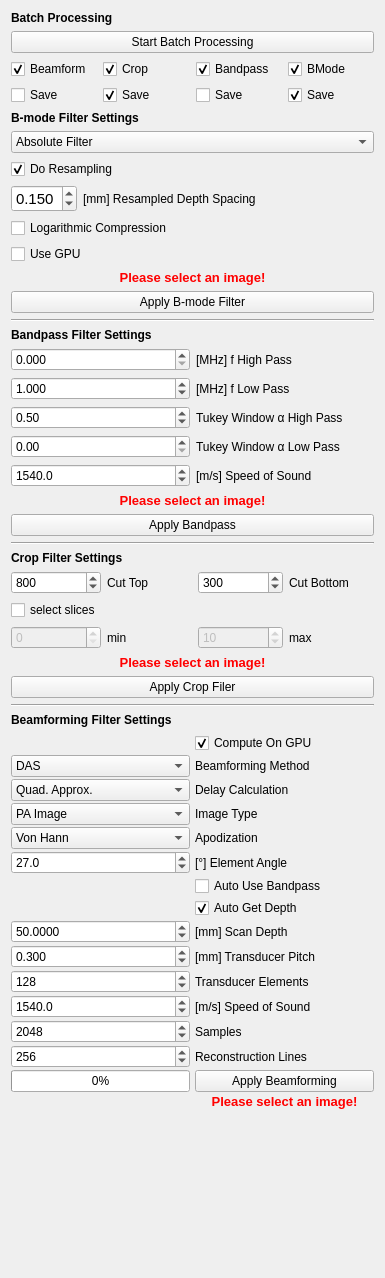
Before: the Qt Designer form Plugins/org.mitk.gui.qt.photoacoustics.imageprocessing/src/internal/PAImageProcessingControls.ui in MITK/MITK, drawn with Qt 5.
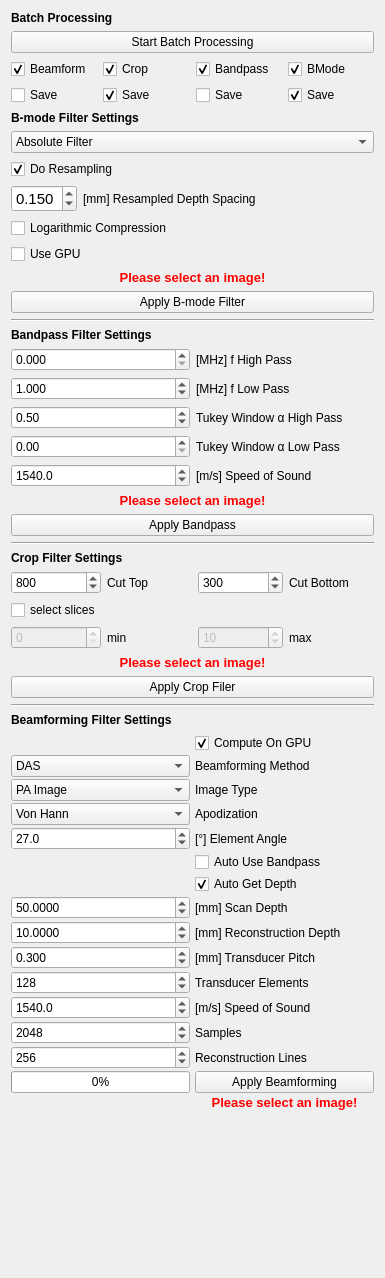
After: the same form once the commit is applied.

Commit message: added a new option to beamform only a part of the image removed the option to choose between the different delay types

```diff
--- a/Plugins/org.mitk.gui.qt.photoacoustics.imageprocessing/src/internal/PAImageProcessingControls.ui
+++ b/Plugins/org.mitk.gui.qt.photoacoustics.imageprocessing/src/internal/PAImageProcessingControls.ui
@@ -567,14 +567,32 @@
        <property name="verticalSpacing">
         <number>2</number>
        </property>
-       <item row="3" column="1">
-        <widget class="QLabel" name="label_8">
-         <property name="text">
-          <string>Delay Calculation</string>
+       <item row="21" column="0">
+        <widget class="QDoubleSpinBox" name="SpeedOfSound">
+         <property name="sizePolicy">
+          <sizepolicy hsizetype="Preferred" vsizetype="Fixed">
+           <horstretch>0</horstretch>
+           <verstretch>0</verstretch>
+          </sizepolicy>
+         </property>
+         <property name="decimals">
+          <number>1</number>
+         </property>
+         <property name="minimum">
+          <double>200.000000000000000</double>
+         </property>
+         <property name="maximum">
+          <double>3000.000000000000000</double>
+         </property>
+         <property name="singleStep">
+          <double>5.000000000000000</double>
+         </property>
+         <property name="value">
+          <double>1540.000000000000000</double>
          </property>
         </widget>
        </item>
-       <item row="17" column="1">
+       <item row="16" column="1">
         <widget class="QCheckBox" name="UseImageSpacing">
          <property name="text">
           <string>Auto Get Depth</string>
@@ -584,14 +602,14 @@
          </property>
         </widget>
        </item>
-       <item row="26" column="1">
+       <item row="25" column="1">
         <widget class="QPushButton" name="buttonApplyBeamforming">
          <property name="text">
           <string>Apply Beamforming</string>
          </property>
         </widget>
        </item>
-       <item row="17" column="0">
+       <item row="16" column="0">
         <widget class="QLabel" name="label_14">
          <property name="text">
           <string/>
@@ -605,14 +623,14 @@
          </property>
         </widget>
        </item>
-       <item row="18" column="1">
+       <item row="17" column="1">
         <widget class="QLabel" name="label">
          <property name="text">
           <string>[mm] Scan Depth</string>
          </property>
         </widget>
        </item>
-       <item row="20" column="0">
+       <item row="19" column="0">
         <widget class="QDoubleSpinBox" name="Pitch">
          <property name="sizePolicy">
           <sizepolicy hsizetype="Preferred" vsizetype="Fixed">
@@ -637,14 +655,14 @@
          </property>
         </widget>
        </item>
-       <item row="21" column="1">
+       <item row="20" column="1">
         <widget class="QLabel" name="label_5">
          <property name="text">
           <string>Transducer Elements</string>
          </property>
         </widget>
        </item>
-       <item row="18" column="0">
+       <item row="17" column="0">
         <widget class="QDoubleSpinBox" name="ScanDepth">
          <property name="sizePolicy">
           <sizepolicy hsizetype="Preferred" vsizetype="Fixed">
@@ -666,14 +684,14 @@
          </property>
         </widget>
        </item>
-       <item row="20" column="1">
+       <item row="19" column="1">
         <widget class="QLabel" name="label_3">
          <property name="text">
           <string>[mm] Transducer Pitch</string>
          </property>
         </widget>
        </item>
-       <item row="21" column="0">
+       <item row="20" column="0">
         <widget class="QSpinBox" name="ElementCount">
          <property name="sizePolicy">
           <sizepolicy hsizetype="Preferred" vsizetype="Fixed">
@@ -695,7 +713,7 @@
          </property>
         </widget>
        </item>
-       <item row="23" column="0">
+       <item row="22" column="0">
         <widget class="QSpinBox" name="Samples">
          <property name="sizePolicy">
           <sizepolicy hsizetype="Preferred" vsizetype="Fixed">
@@ -717,7 +735,7 @@
          </property>
         </widget>
        </item>
-       <item row="24" column="0">
+       <item row="23" column="0">
         <widget class="QSpinBox" name="Lines">
          <property name="sizePolicy">
           <sizepolicy hsizetype="Preferred" vsizetype="Fixed">
@@ -739,21 +757,21 @@
          </property>
         </widget>
        </item>
-       <item row="23" column="1">
+       <item row="22" column="1">
         <widget class="QLabel" name="label_6">
          <property name="text">
           <string>Samples</string>
          </property>
         </widget>
        </item>
-       <item row="24" column="1">
+       <item row="23" column="1">
         <widget class="QLabel" name="label_7">
          <property name="text">
           <string>Reconstruction Lines</string>
          </property>
         </widget>
        </item>
-       <item row="26" column="0">
+       <item row="25" column="0">
         <widget class="QProgressBar" name="progressBar">
          <property name="enabled">
           <bool>true</bool>
@@ -798,29 +816,6 @@
         </widget>
        </item>
        <item row="3" column="0">
-        <widget class="QComboBox" name="DelayCalculation">
-         <property name="sizePolicy">
-          <sizepolicy hsizetype="Preferred" vsizetype="Fixed">
-           <horstretch>0</horstretch>
-           <verstretch>0</verstretch>
-          </sizepolicy>
-         </property>
-         <property name="currentText">
-          <string>Quad. Approx.</string>
-         </property>
-         <item>
-          <property name="text">
-           <string>Quad. Approx.</string>
-          </property>
-         </item>
-         <item>
-          <property name="text">
-           <string>Spherical Wave</string>
-          </property>
-         </item>
-        </widget>
-       </item>
-       <item row="4" column="0">
         <widget class="QComboBox" name="ImageType">
          <property name="sizePolicy">
           <sizepolicy hsizetype="Preferred" vsizetype="Fixed">
@@ -840,14 +835,14 @@
          </item>
         </widget>
        </item>
-       <item row="4" column="1">
+       <item row="3" column="1">
         <widget class="QLabel" name="label_10">
          <property name="text">
           <string>Image Type</string>
          </property>
         </widget>
        </item>
-       <item row="5" column="0">
+       <item row="4" column="0">
         <widget class="QComboBox" name="Apodization">
          <property name="sizePolicy">
           <sizepolicy hsizetype="Preferred" vsizetype="Fixed">
@@ -872,39 +867,14 @@
          </item>
         </widget>
        </item>
-       <item row="5" column="1">
+       <item row="4" column="1">
         <widget class="QLabel" name="label_16">
          <property name="text">
           <string>Apodization</string>
          </property>
         </widget>
        </item>
-       <item row="22" column="0">
-        <widget class="QDoubleSpinBox" name="SpeedOfSound">
-         <property name="sizePolicy">
-          <sizepolicy hsizetype="Preferred" vsizetype="Fixed">
-           <horstretch>0</horstretch>
-           <verstretch>0</verstretch>
-          </sizepolicy>
-         </property>
-         <property name="decimals">
-          <number>1</number>
-         </property>
-         <property name="minimum">
-          <double>200.000000000000000</double>
-         </property>
-         <property name="maximum">
-          <double>3000.000000000000000</double>
-         </property>
-         <property name="singleStep">
-          <double>5.000000000000000</double>
-         </property>
-         <property name="value">
-          <double>1540.000000000000000</double>
-         </property>
-        </widget>
-       </item>
-       <item row="22" column="1">
+       <item row="21" column="1">
         <widget class="QLabel" name="label_2">
          <property name="text">
           <string>[m/s] Speed of Sound</string>
@@ -917,7 +887,7 @@
        <item row="1" column="1">
         <layout class="QHBoxLayout" name="horizontalLayout_3"/>
        </item>
-       <item row="27" column="0">
+       <item row="26" column="0">
         <widget class="QLabel" name="ProgressInfo">
          <property name="text">
           <string/>
@@ -934,7 +904,7 @@
          </property>
         </widget>
        </item>
-       <item row="16" column="1">
+       <item row="15" column="1">
         <widget class="QCheckBox" name="UseBP">
          <property name="enabled">
           <bool>true</bool>
@@ -944,7 +914,7 @@
          </property>
         </widget>
        </item>
-       <item row="6" column="0">
+       <item row="5" column="0">
         <widget class="QDoubleSpinBox" name="Angle">
          <property name="sizePolicy">
           <sizepolicy hsizetype="Preferred" vsizetype="Fixed">
@@ -966,20 +936,43 @@
          </property>
         </widget>
        </item>
-       <item row="6" column="1">
+       <item row="5" column="1">
         <widget class="QLabel" name="label_9">
          <property name="text">
           <string>[°] Element Angle</string>
          </property>
         </widget>
        </item>
-       <item row="27" column="1">
+       <item row="26" column="1">
         <widget class="QLabel" name="labelWarning4">
          <property name="text">
           <string>&lt;html&gt;&lt;head/&gt;&lt;body&gt;&lt;p align=&quot;center&quot;&gt;&lt;span style=&quot; font-size:10pt; font-weight:600; color:#ff0000;&quot;&gt;Please select an image!&lt;/span&gt;&lt;/p&gt;&lt;/body&gt;&lt;/html&gt;</string>
          </property>
         </widget>
        </item>
+       <item row="18" column="1">
+        <widget class="QLabel" name="ReconstructionDepthLabel">
+         <property name="text">
+          <string>[mm] Reconstruction Depth</string>
+         </property>
+        </widget>
+       </item>
+       <item row="18" column="0">
+        <widget class="QDoubleSpinBox" name="ReconstructionDepth">
+         <property name="decimals">
+          <number>4</number>
+         </property>
+         <property name="maximum">
+          <double>300.000000000000000</double>
+         </property>
+         <property name="singleStep">
+          <double>0.100000000000000</double>
+         </property>
+         <property name="value">
+          <double>10.000000000000000</double>
+         </property>
+        </widget>
+       </item>
       </layout>
      </item>
      <item>
```
The commit also changes 11 other files.
